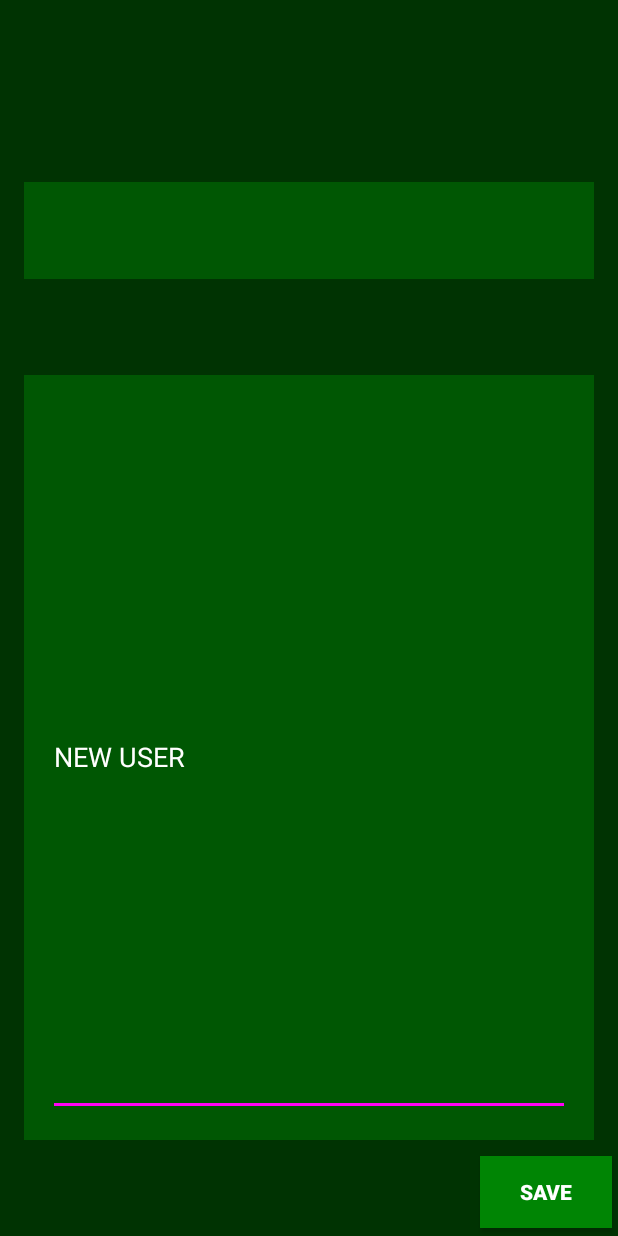
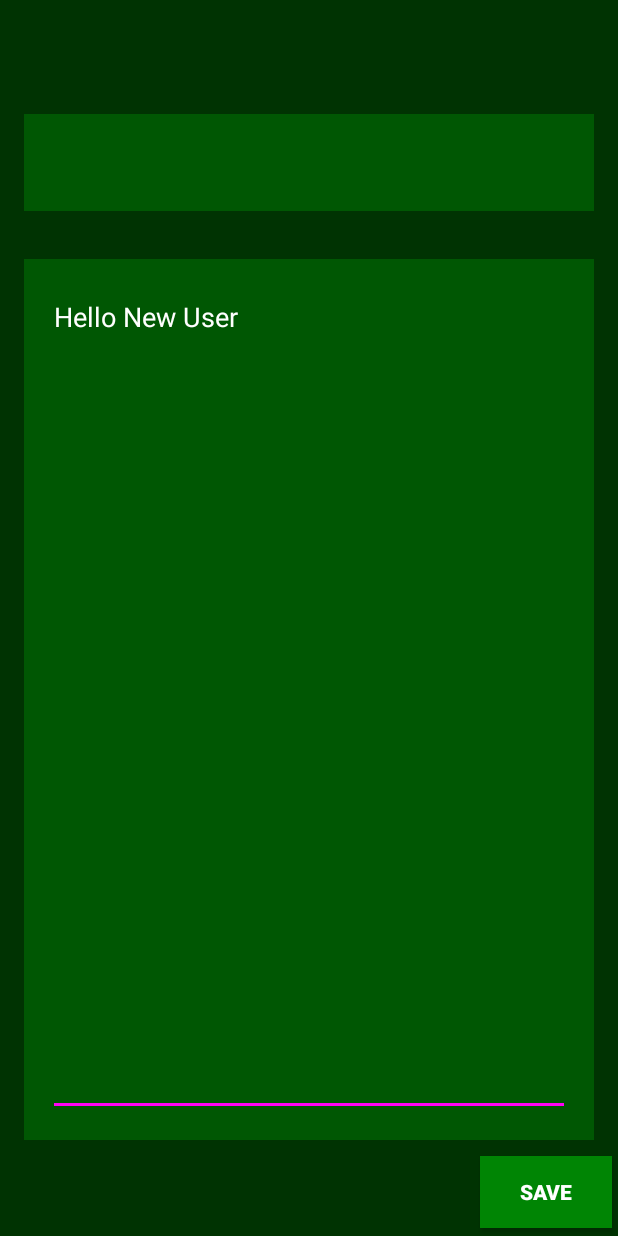
Before and after one commit to puhalskib/android-Login-Activity, an Android app: the screen it shows after launch (UserInstance), after a tap on "LOGIN", on a phone screen of 412 x 824 dp. Run offline under Robolectric (Android 15) with nearby library versions, the phone set to English and light mode, and no system bars.

Commit message:
adds new users and keeps track of old ones

```diff
--- a/app/src/main/AndroidManifest.xml
+++ b/app/src/main/AndroidManifest.xml
@@ -3,7 +3,6 @@
     package="com.example.loginactivity">
 
     <application
-        android:name=".UserList"
         android:allowBackup="true"
         android:icon="@mipmap/ic_launcher"
         android:label="@string/app_name"
--- a/app/src/main/java/com/example/loginactivity/MainActivity.kt
+++ b/app/src/main/java/com/example/loginactivity/MainActivity.kt
@@ -12,22 +12,22 @@ class MainActivity : AppCompatActivity() {
 
     //list of all users in application
     private val users = ArrayList<User>()
+    private val REQ_CODE = 2
 
     override fun onCreate(savedInstanceState: Bundle?) {
         super.onCreate(savedInstanceState)
         setContentView(R.layout.activity_main)
 
         loginButton.setOnClickListener {
-            //create intent
-            val intent = Intent(this, UserInstance::class.java)
-
             //get username and password
             val inputUser:String = usernameField.text.toString()
             val inputPass:String = passwordField.text.toString()
 
+            var loggedIn = false
             //search for username in arrayList
             for(item in users) {
                 if(item.username == inputUser) {
+                    loggedIn = true
                     if(item.password == inputPass) {
                         //create intent to userInstance activity
                         val intent = Intent(this, UserInstance::class.java)
@@ -36,7 +36,7 @@ class MainActivity : AppCompatActivity() {
                         intent.putExtra("userS", item)
 
                         //launch second activity to login
-                        startActivityForResult(intent, R.integer.userCode)
+                        startActivityForResult(intent, REQ_CODE)
 
                     } else {
                         //incorrect password
@@ -44,11 +44,14 @@ class MainActivity : AppCompatActivity() {
                     }
                 }
             }
-            //send new user through UserInstance
-            val intent2 = Intent(this, UserInstance::class.java)
-            users.add(User(inputUser, inputPass))
-            intent2.putExtra("userS", users.last())
-            startActivityForResult(intent2, R.integer.userCode)
+            //create a new user
+            if(loggedIn == false) {
+                //send new user through UserInstance
+                val intent2 = Intent(this, UserInstance::class.java)
+                users.add(User(inputUser, inputPass, getString(R.string.newUser)))
+                intent2.putExtra("userS", users.last())
+                startActivityForResult(intent2, REQ_CODE)
+            }
 
         }
 
@@ -56,14 +59,13 @@ class MainActivity : AppCompatActivity() {
 
     override fun onActivityResult(requestCode: Int, resultCode: Int, data: Intent?) {
         super.onActivityResult(requestCode, resultCode, data)
-        if (resultCode == RESULT_OK && requestCode == R.integer.userCode) {
+        if (requestCode == REQ_CODE && resultCode == resultCode) {
             if (data != null) {
                 val userI = data.getParcelableExtra<User>("userR")
-                for(item in users) {
-                    if(item == userI) {
+                for(item in users.indices) {
+                    if(users[item].username == userI.username) {
                         //rewrite to users
-                        users[users.indexOf(item)].data = userI.data
-                        Toast.makeText(this, "Successful write", Toast.LENGTH_LONG).show()
+                        users[item].data = userI.data
                     }
                 }
             }
@@ -73,5 +75,4 @@ class MainActivity : AppCompatActivity() {
             Toast.makeText(this, "Error on return", Toast.LENGTH_LONG).show()
         }
     }
-
 }
--- a/app/src/main/java/com/example/loginactivity/User.java
+++ b/app/src/main/java/com/example/loginactivity/User.java
@@ -8,15 +8,10 @@ public class User implements Parcelable {
     private String password;
     private String data;
 
-    public User(String line1, String line2, String line3) {
-        username = line1;
-        password = line2;
-        data = line3;
-    }
-    public User(String line1, String line2) {
-        username = line1;
-        password = line2;
-        data = "NEW USER";
+    public User(String u, String p, String d) {
+        username = u;
+        password = p;
+        data = d;
     }
 
     public void setData(String d) {
--- a/app/src/main/java/com/example/loginactivity/UserInstance.kt
+++ b/app/src/main/java/com/example/loginactivity/UserInstance.kt
@@ -4,7 +4,6 @@ import android.app.Activity
 import android.content.Intent
 import android.os.Bundle
 import android.widget.TextView
-import android.widget.Toast
 import androidx.appcompat.app.AppCompatActivity
 import kotlinx.android.synthetic.main.activity_user_instance.*
 
@@ -21,15 +20,13 @@ class UserInstance : AppCompatActivity() {
         userNameText.text = user.username
         userData.setText(user.data, TextView.BufferType.EDITABLE)
 
-
-
         saveData.setOnClickListener{
             user.data = userData.text.toString()
 
             //create intent
             val rIntent = Intent()
             rIntent.putExtra("userR", user)
-            setResult(Activity.RESULT_OK, rIntent)
+            setResult(Activity.RESULT_OK,rIntent)
             finish()
         }
 
--- a/app/src/main/res/layout/activity_user_instance.xml
+++ b/app/src/main/res/layout/activity_user_instance.xml
@@ -28,7 +28,7 @@ tools:context=".UserInstance">
         android:layout_height="0dp"
         android:layout_marginStart="16dp"
         android:layout_marginLeft="16dp"
-        android:layout_marginTop="64dp"
+        android:layout_marginTop="32dp"
         android:layout_marginEnd="16dp"
         android:layout_marginRight="16dp"
         android:layout_marginBottom="64dp"
@@ -47,7 +47,10 @@ tools:context=".UserInstance">
             android:layout_width="match_parent"
             android:layout_height="match_parent"
             android:autofillHints=""
+            android:gravity="start"
+            android:hint="@string/hintData"
             android:inputType="textMultiLine"
+            android:singleLine="false"
             android:textColor="@color/colorText"
             android:textColorHint="@color/colorTextHint"
             tools:targetApi="o" />
@@ -69,7 +72,7 @@ tools:context=".UserInstance">
         app:layout_constraintEnd_toEndOf="parent"
         app:layout_constraintStart_toStartOf="parent"
         app:layout_constraintTop_toTopOf="parent"
-        app:layout_constraintVertical_bias="0.16000003">
+        app:layout_constraintVertical_bias="0.100000024">
 
         <TextView
             android:id="@+id/userNameText"
--- a/app/src/main/res/values/requestCodes.xml
+++ /dev/null
@@ -1,4 +0,0 @@
-<?xml version="1.0" encoding="utf-8"?>
-<resources>
-    <integer name="userCode">2</integer>
-</resources>
--- a/app/src/main/res/values/strings.xml
+++ b/app/src/main/res/values/strings.xml
@@ -1,8 +1,10 @@
 <resources>
-    <string name="app_name">loginActivity</string>
+    <string name="app_name">login Activity</string>
     <string name="userHint">Enter username</string>
     <string name="passHint">Enter password</string>
     <string name="loginButton">Login</string>
     <string name="title_activity_user_instance">userInstance</string>
     <string name="saveDataStr">SAVE</string>
+    <string name="hintData">enter text data here</string>
+    <string name="newUser">Hello New User</string>
 </resources>
```
